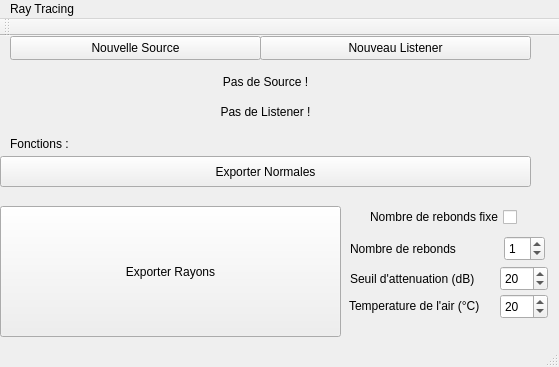
Old version of the form mainwindow.ui in the repository DocGrobi/RayTracingCpp.
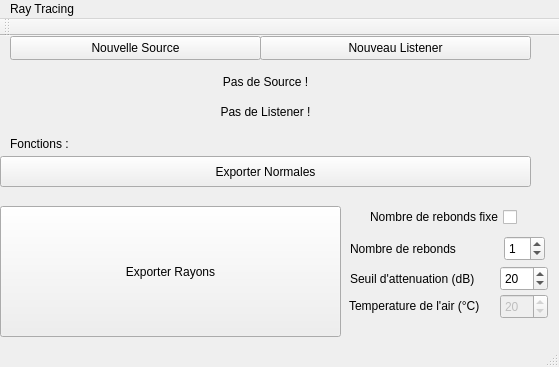
New version of the form.

What changed in the file:
```diff
--- a/mainwindow.ui
+++ b/mainwindow.ui
@@ -238,6 +238,9 @@
     </property>
    </widget>
    <widget class="QSpinBox" name="spinBox_temperature">
+    <property name="enabled">
+     <bool>false</bool>
+    </property>
     <property name="geometry">
      <rect>
       <x>500</x>
@@ -246,6 +249,9 @@
       <height>25</height>
      </rect>
     </property>
+    <property name="readOnly">
+     <bool>false</bool>
+    </property>
     <property name="minimum">
      <number>-10</number>
     </property>
```
